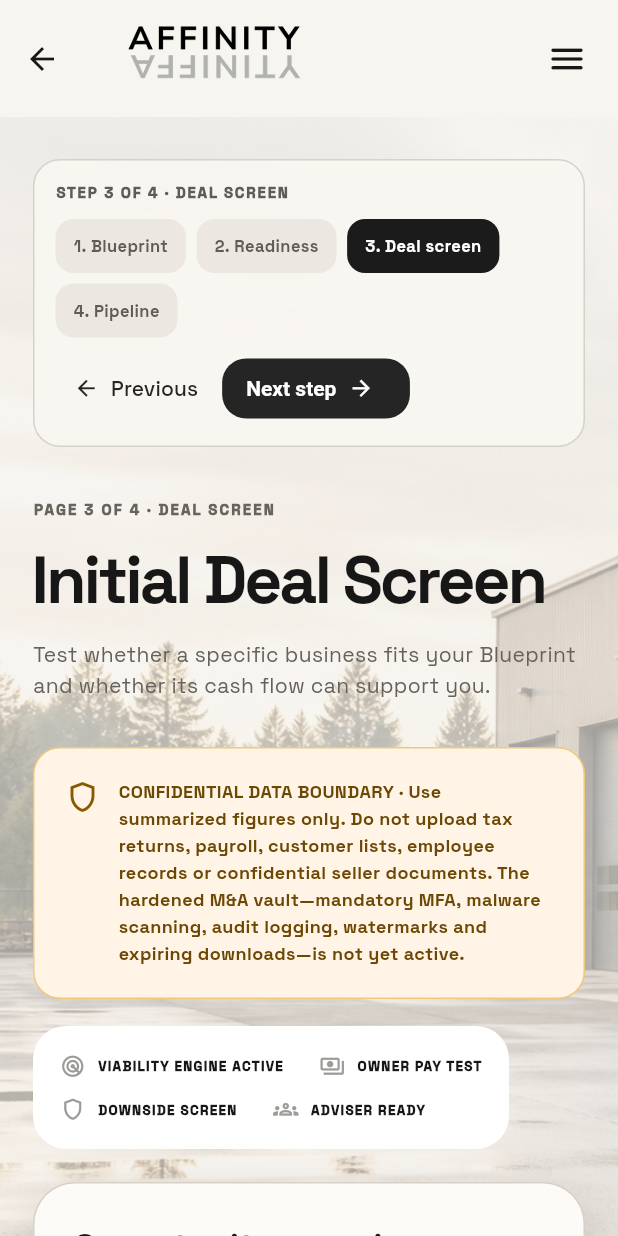
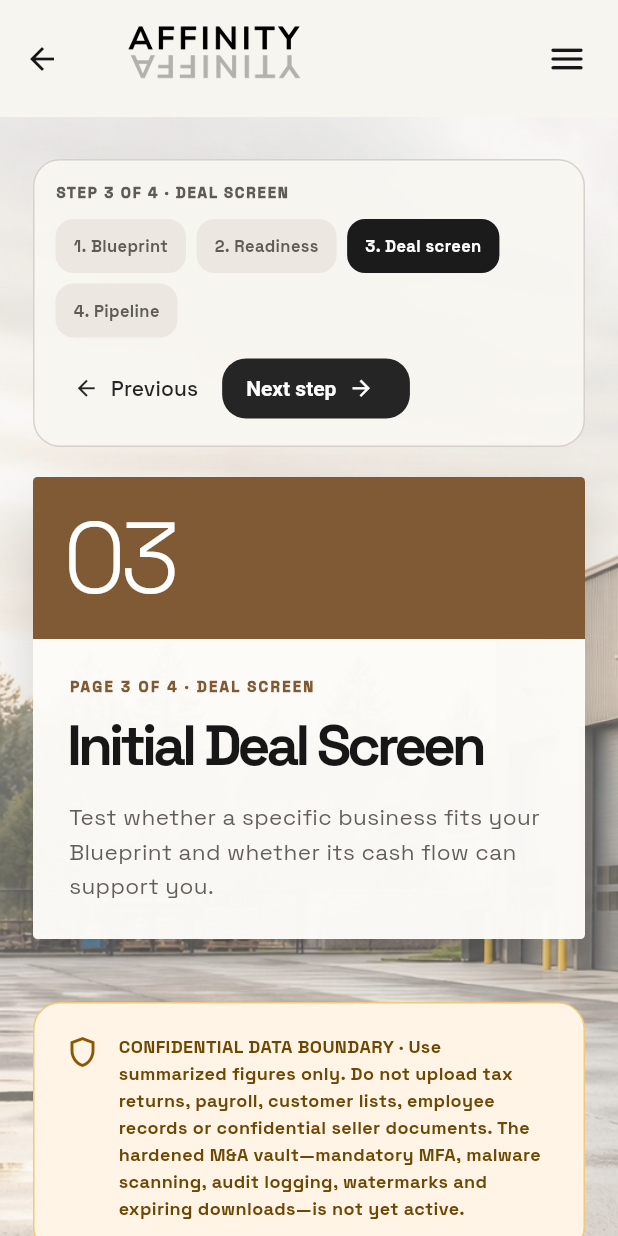
Before and after one commit to ClimbOn-creator/Dwellings, a Flutter app: the DealRoomsPage screen opened directly, after a tap on "1. Blueprint", after a tap on "2. Readiness", after a tap on "3. Deal screen", on a phone screen of 412 x 824 dp. Run offline on Flutter 3.47's test engine with Material 3 defaults, Android fonts, the phone set to English and light mode, and no system bars; our stand-ins replace file_picker, geolocator, google_fonts, image_picker, shared_preferences, supabase_flutter and 1 more; missing offline and left inert: dart:js_interop; accounts and stored records are empty.

Commit message:
Give every Affinity module an editorial identity

```diff
--- a/lib/screens/acquisition_support_page.dart
+++ b/lib/screens/acquisition_support_page.dart
@@ -8,7 +8,7 @@ import '../services/backend_service.dart';
 import '../services/account_service.dart';
 import '../widgets/app_navigation_menu.dart';
 import '../widgets/home_brand_button.dart';
-import '../widgets/acquisition_step_bar.dart';
+import '../widgets/acquisition_editorial_header.dart';
 import '../widgets/membership_footer.dart';
 import '../widgets/fixed_editorial_background.dart';
 import 'auth_page.dart';
@@ -1514,7 +1514,7 @@ class _ModuleScaffold extends StatelessWidget {
           ? 'assets/images/affinity-reflection-facade.jpg'
           : 'assets/images/commercial-atrium.jpg',
       wash: _cream,
-      washOpacity: currentStep == 0 ? .69 : .65,
+      washOpacity: currentStep == 0 ? .38 : .34,
       child: SingleChildScrollView(
         physics: const ClampingScrollPhysics(),
         child: Column(
@@ -1527,39 +1527,17 @@ class _ModuleScaffold extends StatelessWidget {
                   child: Column(
                     crossAxisAlignment: CrossAxisAlignment.start,
                     children: [
-                      AcquisitionStepBar(
+                      AcquisitionEditorialHeader(
                         currentStep: currentStep,
                         onSelected: onStepSelected,
+                        kicker: kicker,
+                        title: title,
+                        subtitle: subtitle,
+                        accent: currentStep == 0
+                            ? const Color(0xFF244E43)
+                            : const Color(0xFF40556D),
                       ),
-                      const SizedBox(height: 34),
-                      Text(
-                        kicker,
-                        style: const TextStyle(
-                          color: Color(0xFF625E58),
-                          fontSize: 10,
-                          fontWeight: FontWeight.w900,
-                          letterSpacing: 1.4,
-                        ),
-                      ),
-                      const SizedBox(height: 9),
-                      Text(
-                        title,
-                        style: const TextStyle(
-                          color: _ink,
-                          fontSize: 44,
-                          fontWeight: FontWeight.w700,
-                          letterSpacing: -2,
-                        ),
-                      ),
-                      const SizedBox(height: 8),
-                      Text(
-                        subtitle,
-                        style: const TextStyle(
-                          color: Color(0xFF5F5B56),
-                          height: 1.5,
-                        ),
-                      ),
-                      const SizedBox(height: 30),
+                      const SizedBox(height: 42),
                       child,
                     ],
                   ),
--- a/lib/screens/assistant_workspace_page.dart
+++ b/lib/screens/assistant_workspace_page.dart
@@ -622,7 +622,7 @@ class PersonalizedConsultingPage extends StatelessWidget {
   @override
   Widget build(BuildContext context) => _Page(
     backgroundImage: 'assets/images/affinity-consulting.jpg',
-    washOpacity: .55,
+    washOpacity: .36,
     title: 'Founder-led acquisition consulting',
     subtitle:
         'A personal, rigorous second set of eyes for the decisions that shape what you buy—and what happens after.',
@@ -683,6 +683,18 @@ class PersonalizedConsultingPage extends StatelessWidget {
                 style: TextStyle(color: muted, height: 1.6),
               ),
             ],
+          ),
+        ),
+        const SizedBox(height: 26),
+        ClipRRect(
+          borderRadius: BorderRadius.circular(22),
+          child: Image.asset(
+            'assets/images/commercial-atrium.jpg',
+            width: double.infinity,
+            height: 330,
+            fit: BoxFit.cover,
+            cacheWidth: 1400,
+            filterQuality: FilterQuality.low,
           ),
         ),
         const SizedBox(height: 26),
@@ -930,7 +942,7 @@ class MemberStudioPage extends StatelessWidget {
   @override
   Widget build(BuildContext context) => _Page(
     backgroundImage: 'assets/images/affinity-member-studio.jpg',
-    washOpacity: .6,
+    washOpacity: .32,
     title: 'Professional Member Studio',
     subtitle:
         'Build a credible presence where acquisition buyers can discover your expertise, understand your services, and request support.',
@@ -1104,24 +1116,55 @@ class _Page extends StatelessWidget {
                   child: Column(
                     crossAxisAlignment: CrossAxisAlignment.start,
                     children: [
+                      Container(
+                        width: double.infinity,
+                        padding: const EdgeInsets.symmetric(
+                          horizontal: 34,
+                          vertical: 36,
+                        ),
+                        decoration: BoxDecoration(
+                          color: const Color(0xFFFDFCF9).withValues(alpha: .97),
+                          borderRadius: BorderRadius.circular(3),
+                          boxShadow: const [
+                            BoxShadow(
+                              color: Color(0x26000000),
+                              blurRadius: 34,
+                              offset: Offset(0, 18),
+                            ),
+                          ],
+                        ),
+                        child: Column(
+                          crossAxisAlignment: CrossAxisAlignment.start,
+                          children: [
                             Text(
                               title,
                               style: const TextStyle(
                                 color: ink,
-                          fontSize: 44,
+                                fontSize: 48,
+                                height: 1,
                                 fontWeight: FontWeight.w700,
-                          letterSpacing: -2,
+                                letterSpacing: -2.4,
                               ),
                             ),
-                      const SizedBox(height: 8),
-                      Text(
+                            const SizedBox(height: 14),
+                            ConstrainedBox(
+                              constraints: const BoxConstraints(maxWidth: 680),
+                              child: Text(
                                 subtitle,
-                        style: const TextStyle(color: muted, height: 1.5),
+                                style: const TextStyle(
+                                  color: muted,
+                                  fontSize: 15,
+                                  height: 1.55,
+                                ),
+                              ),
                             ),
                             if (action != null) ...[
                               const SizedBox(height: 18),
                               action!,
                             ],
+                          ],
+                        ),
+                      ),
                       const SizedBox(height: 28),
                       child,
                     ],
--- a/lib/screens/business_acquisition_page.dart
+++ b/lib/screens/business_acquisition_page.dart
@@ -12,7 +12,7 @@ import '../widgets/home_brand_button.dart';
 import '../widgets/app_navigation_menu.dart';
 import '../widgets/canadian_city_field.dart';
 import '../widgets/topo_background.dart';
-import '../widgets/acquisition_step_bar.dart';
+import '../widgets/acquisition_editorial_header.dart';
 import '../widgets/membership_footer.dart';
 import '../widgets/fixed_editorial_background.dart';
 import 'acquisition_support_page.dart';
@@ -417,7 +417,7 @@ class _BusinessAcquisitionPageState extends State<BusinessAcquisitionPage> {
         body: FixedEditorialBackground(
           imagePath: 'assets/images/affinity-deal-screen.jpg',
           wash: _paper,
-          washOpacity: .64,
+          washOpacity: .32,
           alignment: Alignment.centerLeft,
           child: SingleChildScrollView(
             physics: const ClampingScrollPhysics(),
@@ -431,39 +431,16 @@ class _BusinessAcquisitionPageState extends State<BusinessAcquisitionPage> {
                       child: Column(
                         crossAxisAlignment: CrossAxisAlignment.start,
                         children: [
-                          AcquisitionStepBar(
+                          AcquisitionEditorialHeader(
                             currentStep: 2,
                             onSelected: _goStep,
+                            kicker: 'PAGE 3 OF 4 · DEAL SCREEN',
+                            title: 'Initial Deal Screen',
+                            subtitle:
+                                'Test whether a specific business fits your Blueprint and whether its cash flow can support you.',
+                            accent: Color(0xFF805A35),
                           ),
-                          const SizedBox(height: 34),
-                          const Text(
-                            'PAGE 3 OF 4 · DEAL SCREEN',
-                            style: TextStyle(
-                              color: Color(0xFF68635D),
-                              fontSize: 10,
-                              fontWeight: FontWeight.w900,
-                              letterSpacing: 1.4,
-                            ),
-                          ),
-                          const SizedBox(height: 9),
-                          const Text(
-                            'Initial Deal Screen',
-                            style: TextStyle(
-                              color: _ink,
-                              fontSize: 44,
-                              fontWeight: FontWeight.w700,
-                              letterSpacing: -2,
-                            ),
-                          ),
-                          const SizedBox(height: 8),
-                          const Text(
-                            'Test whether a specific business fits your Blueprint and whether its cash flow can support you.',
-                            style: TextStyle(
-                              color: Color(0xFF65615B),
-                              height: 1.5,
-                            ),
-                          ),
-                          const SizedBox(height: 30),
+                          const SizedBox(height: 42),
                           _securityBoundary(),
                           const SizedBox(height: 18),
                           _dealCommandBar(),
--- a/lib/screens/deal_rooms_page.dart
+++ b/lib/screens/deal_rooms_page.dart
@@ -9,7 +9,7 @@ import '../widgets/home_brand_button.dart';
 import '../widgets/topo_background.dart';
 import '../widgets/profile_photo.dart';
 import '../widgets/app_navigation_menu.dart';
-import '../widgets/acquisition_step_bar.dart';
+import '../widgets/acquisition_editorial_header.dart';
 import '../widgets/membership_footer.dart';
 import '../widgets/fixed_editorial_background.dart';
 import 'acquisition_support_page.dart';
@@ -161,7 +161,7 @@ class _DealRoomsPageState extends State<DealRoomsPage> {
         body: FixedEditorialBackground(
           imagePath: 'assets/images/affinity-pipeline.jpg',
           wash: _paper,
-          washOpacity: .65,
+          washOpacity: .32,
           child: SingleChildScrollView(
             physics: const ClampingScrollPhysics(),
             child: Column(
@@ -174,39 +174,16 @@ class _DealRoomsPageState extends State<DealRoomsPage> {
                       child: Column(
                         crossAxisAlignment: CrossAxisAlignment.start,
                         children: [
-                          AcquisitionStepBar(
+                          AcquisitionEditorialHeader(
                             currentStep: 3,
                             onSelected: _goStep,
+                            kicker: 'PAGE 4 OF 4 · PIPELINE',
+                            title: 'My Deal Pipeline',
+                            subtitle:
+                                'Keep every opportunity, decision, deadline, and blocker in one focused acquisition workspace.',
+                            accent: Color(0xFF244E43),
                           ),
-                          const SizedBox(height: 34),
-                          const Text(
-                            'PAGE 4 OF 4 · PIPELINE',
-                            style: TextStyle(
-                              color: Color(0xFF68635D),
-                              fontSize: 10,
-                              fontWeight: FontWeight.w900,
-                              letterSpacing: 1.4,
-                            ),
-                          ),
-                          const SizedBox(height: 9),
-                          const Text(
-                            'My Deal Pipeline',
-                            style: TextStyle(
-                              color: _ink,
-                              fontSize: 44,
-                              fontWeight: FontWeight.w700,
-                              letterSpacing: -2,
-                            ),
-                          ),
-                          const SizedBox(height: 8),
-                          const Text(
-                            'Keep every opportunity, decision, deadline, and blocker in one focused acquisition workspace.',
-                            style: TextStyle(
-                              color: Color(0xFF65615B),
-                              height: 1.5,
-                            ),
-                          ),
-                          const SizedBox(height: 24),
+                          const SizedBox(height: 38),
                           Wrap(
                             spacing: 10,
                             runSpacing: 10,
--- /dev/null
+++ b/lib/widgets/acquisition_editorial_header.dart
@@ -0,0 +1,119 @@
+import 'package:flutter/material.dart';
+
+import 'acquisition_step_bar.dart';
+
+/// A landing-page-style editorial opening for every acquisition step.
+class AcquisitionEditorialHeader extends StatelessWidget {
+  const AcquisitionEditorialHeader({
+    super.key,
+    required this.currentStep,
+    required this.onSelected,
+    required this.kicker,
+    required this.title,
+    required this.subtitle,
+    required this.accent,
+  });
+
+  final int currentStep;
+  final ValueChanged<int> onSelected;
+  final String kicker;
+  final String title;
+  final String subtitle;
+  final Color accent;
+
+  @override
+  Widget build(BuildContext context) => Column(
+    children: [
+      AcquisitionStepBar(currentStep: currentStep, onSelected: onSelected),
+      const SizedBox(height: 20),
+      Container(
+        width: double.infinity,
+        clipBehavior: Clip.antiAlias,
+        decoration: BoxDecoration(
+          color: const Color(0xFFFDFCF9).withValues(alpha: .97),
+          borderRadius: BorderRadius.circular(3),
+          boxShadow: const [
+            BoxShadow(
+              color: Color(0x26000000),
+              blurRadius: 34,
+              offset: Offset(0, 18),
+            ),
+          ],
+        ),
+        child: LayoutBuilder(
+          builder: (context, constraints) {
+            final compact = constraints.maxWidth < 650;
+            final copy = Padding(
+              padding: EdgeInsets.all(compact ? 24 : 38),
+              child: Column(
+                crossAxisAlignment: CrossAxisAlignment.start,
+                children: [
+                  Text(
+                    kicker,
+                    style: TextStyle(
+                      color: accent,
+                      fontSize: 10,
+                      fontWeight: FontWeight.w900,
+                      letterSpacing: 1.5,
+                    ),
+                  ),
+                  const SizedBox(height: 14),
+                  Text(
+                    title,
+                    style: TextStyle(
+                      color: const Color(0xFF171717),
+                      fontSize: compact ? 38 : 54,
+                      height: .98,
+                      fontWeight: FontWeight.w700,
+                      letterSpacing: -2.7,
+                    ),
+                  ),
+                  const SizedBox(height: 18),
+                  ConstrainedBox(
+                    constraints: const BoxConstraints(maxWidth: 590),
+                    child: Text(
+                      subtitle,
+                      style: const TextStyle(
+                        color: Color(0xFF625E58),
+                        fontSize: 15,
+                        height: 1.55,
+                      ),
+                    ),
+                  ),
+                ],
+              ),
+            );
+            final number = Container(
+              width: compact ? double.infinity : 190,
+              height: compact ? 108 : null,
+              color: accent,
+              padding: const EdgeInsets.all(22),
+              alignment: compact ? Alignment.centerLeft : Alignment.bottomLeft,
+              child: Text(
+                '0${currentStep + 1}',
+                style: const TextStyle(
+                  color: Colors.white,
+                  fontSize: 66,
+                  height: .9,
+                  fontWeight: FontWeight.w300,
+                  letterSpacing: -4,
+                ),
+              ),
+            );
+            return compact
+                ? Column(children: [number, copy])
+                : IntrinsicHeight(
+                    child: Row(
+                      crossAxisAlignment: CrossAxisAlignment.stretch,
+                      children: [
+                        Expanded(child: copy),
+                        number,
+                      ],
+                    ),
+                  );
+          },
+        ),
+      ),
+    ],
+  );
+}
--- a/lib/widgets/membership_footer.dart
+++ b/lib/widgets/membership_footer.dart
@@ -31,8 +31,12 @@ class MembershipFooter extends StatelessWidget {
         items: ['Our approach', 'Privacy', 'Terms', 'Contact'],
       ),
     ];
-    return Container(
-      width: double.infinity,
+    return UnconstrainedBox(
+      constrainedAxis: Axis.vertical,
+      alignment: Alignment.topCenter,
+      child: SizedBox(
+        width: viewport,
+        child: Container(
           color: const Color(0xFF17231D),
           padding: EdgeInsets.fromLTRB(
             compact ? 26 : 64,
@@ -62,7 +66,8 @@ class MembershipFooter extends StatelessWidget {
                   crossAxisAlignment: CrossAxisAlignment.start,
                   children: [
                     const Expanded(flex: 4, child: _FooterIdentity()),
-                for (final column in columns) Expanded(flex: 2, child: column),
+                    for (final column in columns)
+                      Expanded(flex: 2, child: column),
                   ],
                 ),
               const SizedBox(height: 46),
@@ -84,6 +89,8 @@ class MembershipFooter extends StatelessWidget {
                 ],
               ),
             ],
+          ),
+        ),
       ),
     );
   }
```
Lines whose indentation alone changed are shown as unchanged.
